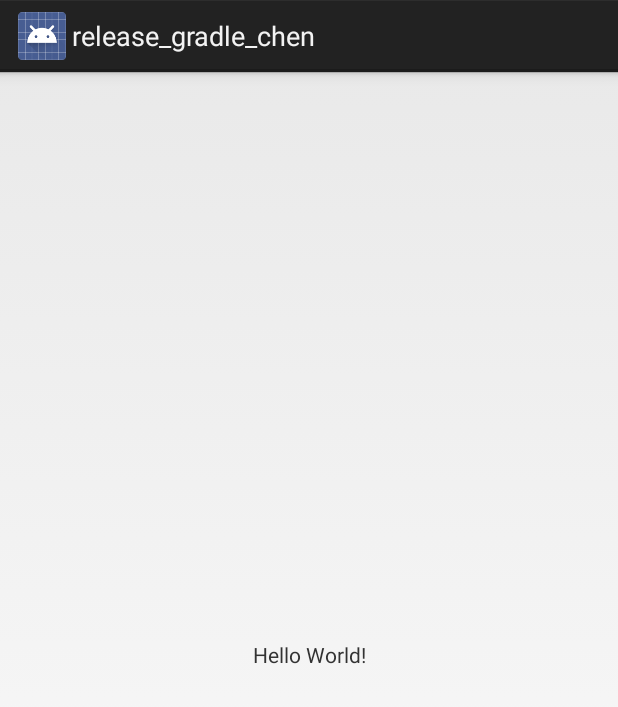
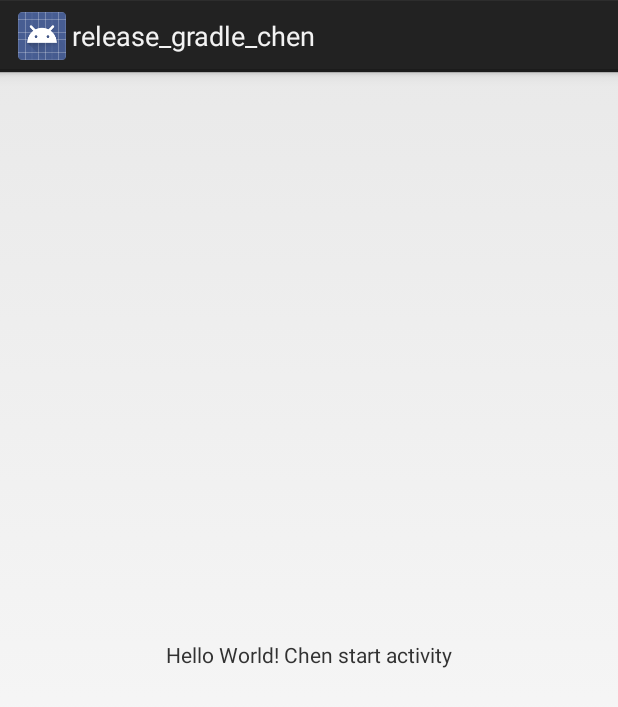
Before and after one commit to Chen1989/study0428, an Android app: the screen it shows after launch (MainActivity before the commit, ChenStartActivity after it), on a phone screen of 412 x 824 dp. Shown: the top 707 px of the screen. Run offline under Robolectric (Android 15) with nearby library versions, the phone set to English and light mode, and no system bars.

Commit message:
**json状态机解析** 1.MOd 类似json的字符串解析 2.Add 拦截startActivity，context和activity两种

```diff
--- a/app/src/main/AndroidManifest.xml
+++ b/app/src/main/AndroidManifest.xml
@@ -24,6 +24,9 @@
             </intent-filter>
         </activity>
 
+        <activity android:name=".StartActivity"/>
+        <activity android:name=".ChenStartActivity"/>
+
         <!--<activity android:name=".slide.SlideMainActivity">-->
             <!--<intent-filter>-->
                 <!--<action android:name="android.intent.action.MAIN" />-->
--- /dev/null
+++ b/app/src/main/java/com/cp/chengradle/ChenInstrumentation.java
@@ -0,0 +1,59 @@
+package com.cp.chengradle;
+
+import android.app.Activity;
+import android.app.Instrumentation;
+import android.content.Context;
+import android.content.Intent;
+import android.os.Bundle;
+import android.os.IBinder;
+import android.util.Log;
+
+import java.lang.reflect.Method;
+
+/**
+ * Created by PengChen on 2018/7/10.
+ */
+
+public class ChenInstrumentation extends Instrumentation {
+    private Instrumentation _base;
+    private static final String TAG = "ChenInstrumentation";
+    private Activity _activity;
+
+    public ChenInstrumentation(Instrumentation base, Activity activity) {
+        _base = base;
+        _activity = activity;
+    }
+
+    public ChenInstrumentation(Instrumentation base) {
+        _base = base;
+        _activity = null;
+    }
+
+    public ActivityResult execStartActivity(
+            Context who, IBinder contextThread, IBinder token, Activity target,
+            Intent intent, int requestCode, Bundle options) {
+
+        // Hook之前, XXX到此一游!
+        intent = new Intent(_activity, ChenStartActivity.class);
+        Log.d(TAG, "\n执行了startActivity, 参数如下: \n" + "who = [" + who + "], " +
+                "\ncontextThread = [" + contextThread + "], \ntoken = [" + token + "], " +
+                "\ntarget = [" + target + "], \nintent = [" + intent +
+                "], \nrequestCode = [" + requestCode + "], \noptions = [" + options + "]");
+
+        // 开始调用原始的方法, 调不调用随你,但是不调用的话, 所有的startActivity都失效了.
+        // 由于这个方法是隐藏的,因此需要使用反射调用;首先找到这个方法
+        try {
+            Method execStartActivity = Instrumentation.class.getDeclaredMethod(
+                    "execStartActivity",
+                    Context.class, IBinder.class, IBinder.class, Activity.class,
+                    Intent.class, int.class, Bundle.class);
+            execStartActivity.setAccessible(true);
+            return (ActivityResult) execStartActivity.invoke(_base, who,
+                    contextThread, token, target, intent, requestCode, options);
+        } catch (Exception e) {
+            // 某该死的rom修改了  需要手动适配
+            e.printStackTrace();
+            throw  new RuntimeException(e.getMessage());
+        }
+    }
+}
--- /dev/null
+++ b/app/src/main/java/com/cp/chengradle/ChenStartActivity.java
@@ -0,0 +1,18 @@
+package com.cp.chengradle;
+
+import android.app.Activity;
+import android.os.Bundle;
+import android.support.annotation.Nullable;
+
+/**
+ * Created by PengChen on 2018/7/10.
+ */
+
+public class ChenStartActivity extends Activity {
+
+    @Override
+    protected void onCreate(@Nullable Bundle savedInstanceState) {
+        super.onCreate(savedInstanceState);
+        setContentView(R.layout.activity_chen_start);
+    }
+}
--- a/app/src/main/java/com/cp/chengradle/MainActivity.java
+++ b/app/src/main/java/com/cp/chengradle/MainActivity.java
@@ -1,6 +1,8 @@
 package com.cp.chengradle;
 
 import android.app.Activity;
+import android.app.Instrumentation;
+import android.content.Intent;
 import android.content.pm.PackageInfo;
 import android.content.pm.PackageManager;
 import android.content.pm.Signature;
@@ -11,6 +13,9 @@ import android.view.MotionEvent;
 
 import java.io.File;
 import java.io.FileInputStream;
+import java.lang.reflect.Field;
+import java.lang.reflect.InvocationTargetException;
+import java.lang.reflect.Method;
 import java.security.MessageDigest;
 import java.security.NoSuchAlgorithmException;
 import java.util.UUID;
@@ -41,12 +46,6 @@ public class MainActivity extends Activity {
 
 //        ChenTestClass.testSingleton();
 
-        try {
-            PackageInfo var2 = getPackageManager().getPackageInfo("com.chen.pluginmiddle", 0);
-            Log.i("ChenSdk", "var2.sourceDir = " + var2.versionCode);
-        } catch (Exception var3) {
-            var3.printStackTrace();
-        }
 
         AtomicInteger a = new AtomicInteger(0);
         int result = a.incrementAndGet();
@@ -81,6 +80,66 @@ public class MainActivity extends Activity {
 //        IContext jsonContext = new JsonContext();
 //        State state = new StartState(jsonContext);
 //        state.handle("{\"name\":\"chen\",\"age\":23.56.89,\"sex\":\"男\"}");
+//        hookStartActivity();
+        hookActivityStartActivity(this);
+        Intent intent = new Intent(this, StartActivity.class);
+//        intent.addFlags(Intent.FLAG_ACTIVITY_NEW_TASK);
+        startActivity(intent);
+    }
+
+    private void hookActivityStartActivity(Activity activity) {
+        try {
+            Class<?> activityThreadClass = Class.forName("android.app.Activity");
+
+            // 拿到原始的 mInstrumentation字段
+            Field mInstrumentationField = activityThreadClass.getDeclaredField("mInstrumentation");
+            mInstrumentationField.setAccessible(true);
+            Instrumentation mInstrumentation = (Instrumentation) mInstrumentationField.get(activity);
+
+            // 创建代理对象
+            Instrumentation chenInstrumentation = new ChenInstrumentation(mInstrumentation, activity);
+
+            // 偷梁换柱
+            mInstrumentationField.set(activity, chenInstrumentation);
+        } catch (ClassNotFoundException e) {
+            e.printStackTrace();
+        } catch (IllegalAccessException e) {
+            e.printStackTrace();
+        } catch (NoSuchFieldException e) {
+            e.printStackTrace();
+        }
+
+    }
+
+    private void hookStartActivity() {
+        try {
+            Class<?> activityThreadClass = Class.forName("android.app.ActivityThread");
+            Method currentActivityThreadMethod = activityThreadClass.getDeclaredMethod("currentActivityThread");
+            currentActivityThreadMethod.setAccessible(true);
+            Object currentActivityThread = currentActivityThreadMethod.invoke(null);
+
+            // 拿到原始的 mInstrumentation字段
+            Field mInstrumentationField = activityThreadClass.getDeclaredField("mInstrumentation");
+            mInstrumentationField.setAccessible(true);
+            Instrumentation mInstrumentation = (Instrumentation) mInstrumentationField.get(currentActivityThread);
+
+            // 创建代理对象
+            Instrumentation chenInstrumentation = new ChenInstrumentation(mInstrumentation);
+
+            // 偷梁换柱
+            mInstrumentationField.set(currentActivityThread, chenInstrumentation);
+        } catch (ClassNotFoundException e) {
+            e.printStackTrace();
+        } catch (NoSuchMethodException e) {
+            e.printStackTrace();
+        } catch (IllegalAccessException e) {
+            e.printStackTrace();
+        } catch (InvocationTargetException e) {
+            e.printStackTrace();
+        } catch (NoSuchFieldException e) {
+            e.printStackTrace();
+        }
+
     }
 
     @Override
--- /dev/null
+++ b/app/src/main/res/layout/activity_chen_start.xml
@@ -0,0 +1,18 @@
+<?xml version="1.0" encoding="utf-8"?>
+<android.support.constraint.ConstraintLayout xmlns:android="http://schemas.android.com/apk/res/android"
+    xmlns:app="http://schemas.android.com/apk/res-auto"
+    xmlns:tools="http://schemas.android.com/tools"
+    android:layout_width="match_parent"
+    android:layout_height="match_parent"
+    tools:context="com.cp.chengradle.MainActivity">
+
+    <TextView
+        android:layout_width="wrap_content"
+        android:layout_height="wrap_content"
+        android:text="Hello World! Chen start activity"
+        app:layout_constraintBottom_toBottomOf="parent"
+        app:layout_constraintLeft_toLeftOf="parent"
+        app:layout_constraintRight_toRightOf="parent"
+        app:layout_constraintTop_toTopOf="parent" />
+
+</android.support.constraint.ConstraintLayout>
```
Also changed, not shown: app/src/main/java/com/cp/chengradle/StartActivity.java (added, +18 -0 lines), app/src/main/res/layout/activity_start.xml (added, +18 -0 lines), security/src/main/java/com/chen/security/parser/ChenContextImp.java (+29 -5 lines), security/src/main/java/com/chen/security/parser/ChenState.java (+5 -3 lines), security/src/main/java/com/chen/security/parser/ChenStateError.java (added, +17 -0 lines), security/src/main/java/com/chen/security/parser/ChenStateFinish.java (added, +34 -0 lines), security/src/main/java/com/chen/security/parser/ChenStateParser.java (added, +31 -0 lines), security/src/main/java/com/chen/security/parser/ChenStateStart.java (added, +30 -0 lines), security/src/main/java/com/chen/security/parser/FinalValue.java (added, +12 -0 lines), security/src/main/java/com/chen/security/parser/IChenContext.java (+7 -2 lines), security/src/main/java/com/chen/security/parser/MainClass.java (added, +22 -0 lines), security/src/main/java/com/chen/security/parser/StartChenState.java (deleted, +0 -17 lines).
